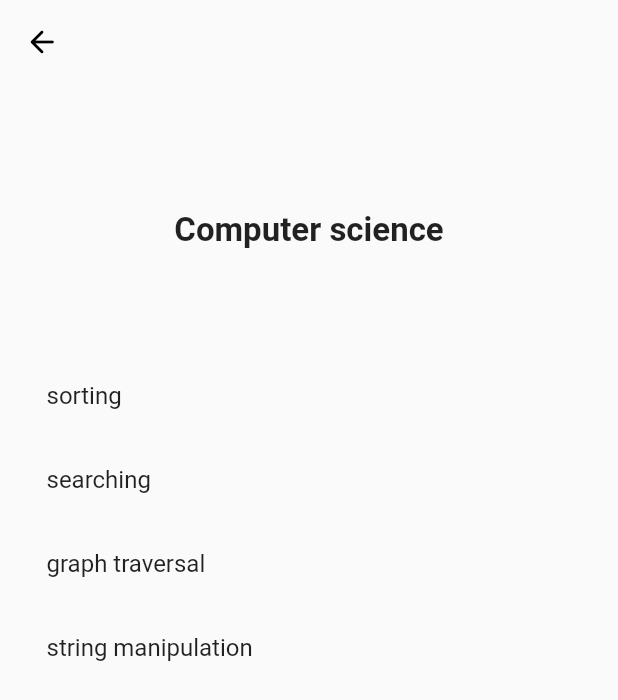
After one commit to fibinacc12/algo_visualizer, a Flutter app: the HomeView screen opened by its route, after a tap on "Computer science", on a phone screen of 412 x 824 dp. The commit adds this screen. Shown: the top 700 px of the screen. Run offline on Flutter 3.47's test engine with Material 2 defaults, Android fonts, the phone set to English and light mode, and no system bars; our stand-ins replace bloc; generated files the repository leaves out were written again.

Commit message:
List of algorithms by categoryé

```diff
--- a/lib/src/app.dart
+++ b/lib/src/app.dart
@@ -1,3 +1,5 @@
+import 'package:algo_visualizer/src/home/data/model/algo_category.dart';
+import 'package:algo_visualizer/src/home/presentation/views/algo_category_algos.dart';
 import 'package:algo_visualizer/src/home/presentation/views/home_view.dart';
 import 'package:flutter/material.dart';
 import 'package:flutter_gen/gen_l10n/app_localizations.dart';
@@ -62,6 +64,7 @@ class MyApp extends StatelessWidget {
           // Define a function to handle named routes in order to support
           // Flutter web url navigation and deep linking.
           onGenerateRoute: (RouteSettings routeSettings) {
+            var data = routeSettings.arguments;
             return MaterialPageRoute<void>(
               settings: routeSettings,
               builder: (BuildContext context) {
@@ -69,9 +72,11 @@ class MyApp extends StatelessWidget {
                   case SettingsView.routeName:
                     return SettingsView(controller: settingsController);
                   case HomeView.routeName:
-                    return HomeView();
+                    return const HomeView();
+                  case CategoryAlgos.routeName:
+                    return CategoryAlgos(category: data as AlgoCategory);
                   default:
-                    return HomeView();
+                    return const HomeView();
                 }
               },
             );
--- a/lib/src/home/data/data_source/local/algo_categories.dart
+++ b/lib/src/home/data/data_source/local/algo_categories.dart
@@ -1,3 +1,4 @@
+import '../../model/algo.dart';
 import '../../model/algo_category.dart';
 
 List<AlgoCategory> categories = [
@@ -8,3 +9,32 @@ List<AlgoCategory> categories = [
   AlgoCategory(id: 5, label: "Robotics"),
   AlgoCategory(id: 6, label: "Bioinformatics"),
 ];
+
+List<Algorithm> algosByCategory = [
+  Algorithm(id: 1, label: "sorting", category: 1),
+  Algorithm(id: 2, label: "searching", category: 1),
+  Algorithm(id: 3, label: "graph traversal", category: 1),
+  Algorithm(id: 4, label: "string manipulation", category: 1),
+
+  Algorithm(id: 5, label: "statistical analysis", category: 2),
+  Algorithm(id: 6, label: "machine learning", category: 2),
+  Algorithm(id: 7, label: "data mining", category: 2),
+
+  Algorithm(id: 8, label: "classification", category: 3),
+  Algorithm(id: 9, label: "regression", category: 3),
+  Algorithm(id: 10, label: "clustering", category: 3),
+  Algorithm(id: 11, label: "dimensionality reduction", category: 3),
+
+  Algorithm(id: 12, label: "encryption", category: 4),
+  Algorithm(id: 13, label: "decryption", category: 4),
+  Algorithm(id: 14, label: "key exchange", category: 4),
+
+  Algorithm(id: 15, label: "path planning", category: 5),
+  Algorithm(id: 16, label: "localization", category: 5),
+  Algorithm(id: 17, label: "motion control", category: 5),
+
+  Algorithm(id: 18, label: "sequence alignment", category: 6),
+  Algorithm(id: 19, label: "gene prediction", category: 6),
+  Algorithm(id: 20, label: "protein folding", category: 6),
+
+];
--- a/lib/src/home/data/model/algo.dart
+++ b/lib/src/home/data/model/algo.dart
@@ -1,9 +1,8 @@
-import 'package:algo_visualizer/src/home/data/model/algo_category.dart';
 
 class Algorithm {
   final int id;
   final String label;
-  final AlgoCategory category;
+  final int category;
   Algorithm({
     required this.id,
     required this.label,
--- /dev/null
+++ b/lib/src/home/presentation/views/algo_category_algos.dart
@@ -0,0 +1,81 @@
+import 'package:algo_visualizer/src/home/data/model/algo.dart';
+import 'package:algo_visualizer/src/home/data/model/algo_category.dart';
+import 'package:flutter/material.dart';
+
+import 'package:algo_visualizer/src/home/data/data_source/local/algo_categories.dart';
+
+class CategoryAlgos extends StatefulWidget {
+  final AlgoCategory category;
+  const CategoryAlgos({
+    Key? key,
+    required this.category,
+  }) : super(key: key);
+
+  static const String routeName = "/category_algos";
+
+  @override
+  State<CategoryAlgos> createState() => _CategoryAlgosState();
+}
+
+class _CategoryAlgosState extends State<CategoryAlgos> {
+  late List<Algorithm> algorithms;
+
+  List<Algorithm> _algos() {
+    var algos = algosByCategory
+        .where((element) => element.category == widget.category.id)
+        .toList();
+    setState(() {
+      algorithms = algos;
+    });
+    return algorithms;
+  }
+
+  @override
+  void initState() {
+    super.initState();
+    _algos();
+  }
+
+  @override
+  Widget build(BuildContext context) {
+    return SafeArea(
+      child: Scaffold(
+        appBar: AppBar(
+          backgroundColor: Colors.transparent,
+          elevation: 0,
+          leading: IconButton(icon: const Icon(Icons.arrow_back_rounded), color: Colors.black, onPressed: () {
+            Navigator.of(context).pop(true);
+          },),
+        ),
+        body: Padding(
+          padding: const EdgeInsetsDirectional.all(15),
+          child: Column(
+            children: [
+              Container(
+                height: MediaQuery.of(context).size.height * .2,
+                decoration: const BoxDecoration(),
+                child: Center(
+                  child: Text(
+                    widget.category.label,
+                    style: const TextStyle(
+                        fontSize: 22, fontWeight: FontWeight.bold),
+                  ),
+                ),
+              ),
+              Expanded(
+                child: ListView.builder(
+                  itemCount: algorithms.length,
+                  itemBuilder: (context, index) {
+                    return ListTile(
+                      title: Text(algorithms[index].label),
+                    );
+                  },
+                ),
+              ),
+            ],
+          ),
+        ),
+      ),
+    );
+  }
+}
--- a/lib/src/home/presentation/views/home_view.dart
+++ b/lib/src/home/presentation/views/home_view.dart
@@ -1,6 +1,8 @@
 import 'dart:math';
 
 import 'package:algo_visualizer/src/home/data/data_source/local/algo_categories.dart';
+import 'package:algo_visualizer/src/home/data/model/algo_category.dart';
+import 'package:algo_visualizer/src/home/presentation/views/algo_category_algos.dart';
 import 'package:flutter/material.dart';
 
 class HomeView extends StatefulWidget {
@@ -47,18 +49,26 @@ class _HomeViewState extends State<HomeView> {
           ),
           itemCount: categories.length,
           itemBuilder: (BuildContext context, int index) {
-            return Container(
+            return InkWell(
+              onTap: () {
+                Navigator.of(context).pushReplacementNamed(
+                    CategoryAlgos.routeName,
+                    arguments: categories[index]);
+              },
+              child: Container(
                 margin: const EdgeInsetsDirectional.all(5),
                 decoration: BoxDecoration(
                     borderRadius: BorderRadius.circular(20),
-                  color: Colors
-                          .primaries[Random().nextInt(Colors.primaries.length)]
+                    color: Colors.primaries[
+                            Random().nextInt(Colors.primaries.length)]
                         [Random().nextInt(9) * 100]),
                 child: Center(
                     child: Text(
                   categories[index].label,
-                style: const TextStyle(fontWeight: FontWeight.bold, fontSize: 18),
+                  style: const TextStyle(
+                      fontWeight: FontWeight.bold, fontSize: 18),
                 )),
+              ),
             );
           }),
     );
```
Lines whose indentation alone changed are shown as unchanged.
